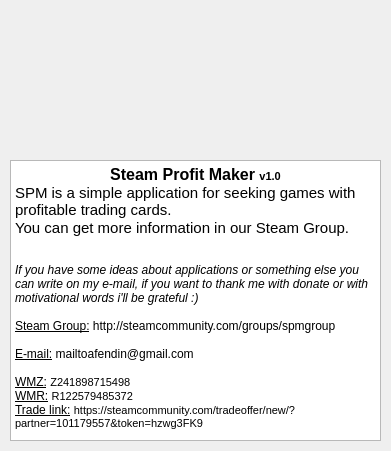
Above: info.ui from redbair/spm before the change. Below: the same form after it.
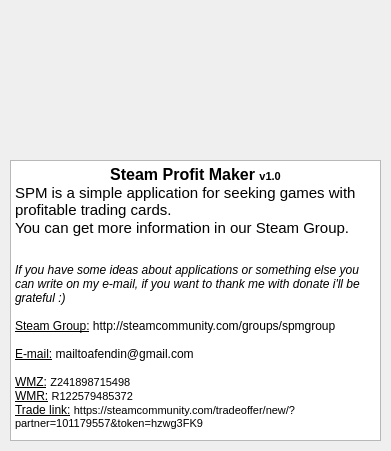
That is the form after the change. Icons and pictures are not drawn.

Commit message: donate info changed

What changed in the file:
```diff
--- a/info.ui
+++ b/info.ui
@@ -48,7 +48,7 @@
 &lt;p style=&quot; margin-top:0px; margin-bottom:0px; margin-left:0px; margin-right:0px; -qt-block-indent:0; text-indent:0px;&quot;&gt;&lt;span style=&quot; font-size:11pt;&quot;&gt;You can get more information in our Steam Group.&lt;/span&gt;&lt;/p&gt;
 &lt;p style=&quot;-qt-paragraph-type:empty; margin-top:0px; margin-bottom:0px; margin-left:0px; margin-right:0px; -qt-block-indent:0; text-indent:0px; font-size:8pt;&quot;&gt;&lt;br /&gt;&lt;/p&gt;
 &lt;p style=&quot;-qt-paragraph-type:empty; margin-top:0px; margin-bottom:0px; margin-left:0px; margin-right:0px; -qt-block-indent:0; text-indent:0px; font-size:8pt;&quot;&gt;&lt;br /&gt;&lt;/p&gt;
-&lt;p style=&quot; margin-top:0px; margin-bottom:0px; margin-left:0px; margin-right:0px; -qt-block-indent:0; text-indent:0px;&quot;&gt;&lt;span style=&quot; font-size:9pt; font-style:italic;&quot;&gt;If you have some ideas about applications or something else you can write on my e-mail, if you want to thank me with donate or with motivational words i'll be grateful :)&lt;/span&gt;&lt;/p&gt;
+&lt;p style=&quot; margin-top:0px; margin-bottom:0px; margin-left:0px; margin-right:0px; -qt-block-indent:0; text-indent:0px;&quot;&gt;&lt;span style=&quot; font-size:9pt; font-style:italic;&quot;&gt;If you have some ideas about applications or something else you can write on my e-mail, if you want to thank me with donate i'll be grateful :)&lt;/span&gt;&lt;/p&gt;
 &lt;p style=&quot;-qt-paragraph-type:empty; margin-top:0px; margin-bottom:0px; margin-left:0px; margin-right:0px; -qt-block-indent:0; text-indent:0px; font-size:9pt; font-style:italic;&quot;&gt;&lt;br /&gt;&lt;/p&gt;
 &lt;p style=&quot; margin-top:0px; margin-bottom:0px; margin-left:0px; margin-right:0px; -qt-block-indent:0; text-indent:0px;&quot;&gt;&lt;span style=&quot; font-size:9pt; text-decoration: underline;&quot;&gt;Steam Group:&lt;/span&gt;&lt;span style=&quot; font-size:9pt;&quot;&gt; http://steamcommunity.com/groups/spmgroup&lt;/span&gt;&lt;/p&gt;
 &lt;p style=&quot;-qt-paragraph-type:empty; margin-top:0px; margin-bottom:0px; margin-left:0px; margin-right:0px; -qt-block-indent:0; text-indent:0px; font-size:9pt; text-decoration: underline;&quot;&gt;&lt;br /&gt;&lt;/p&gt;
```
The commit also changes 2 other files.
